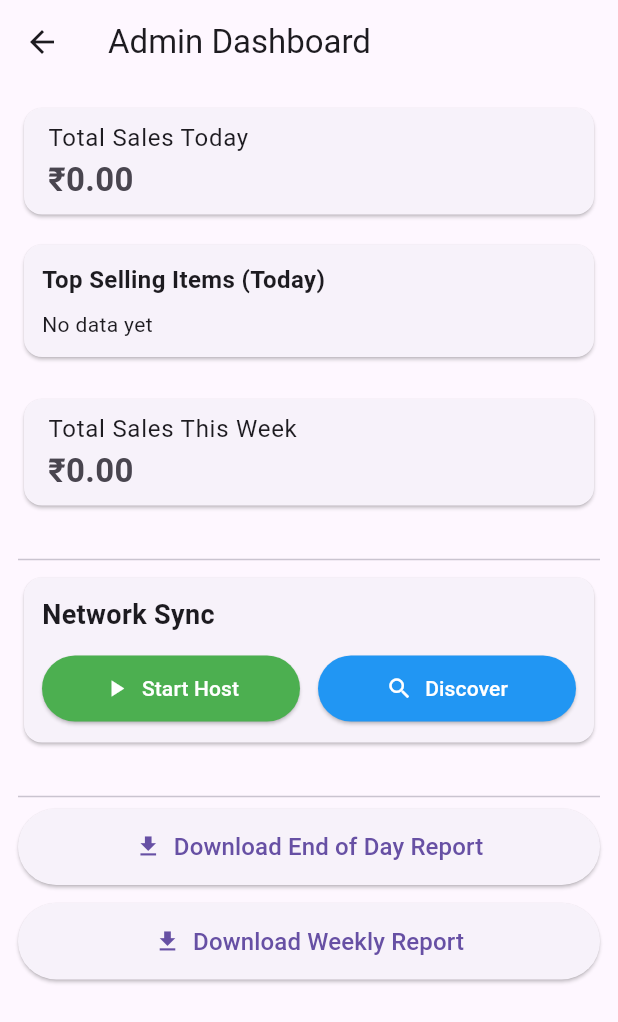
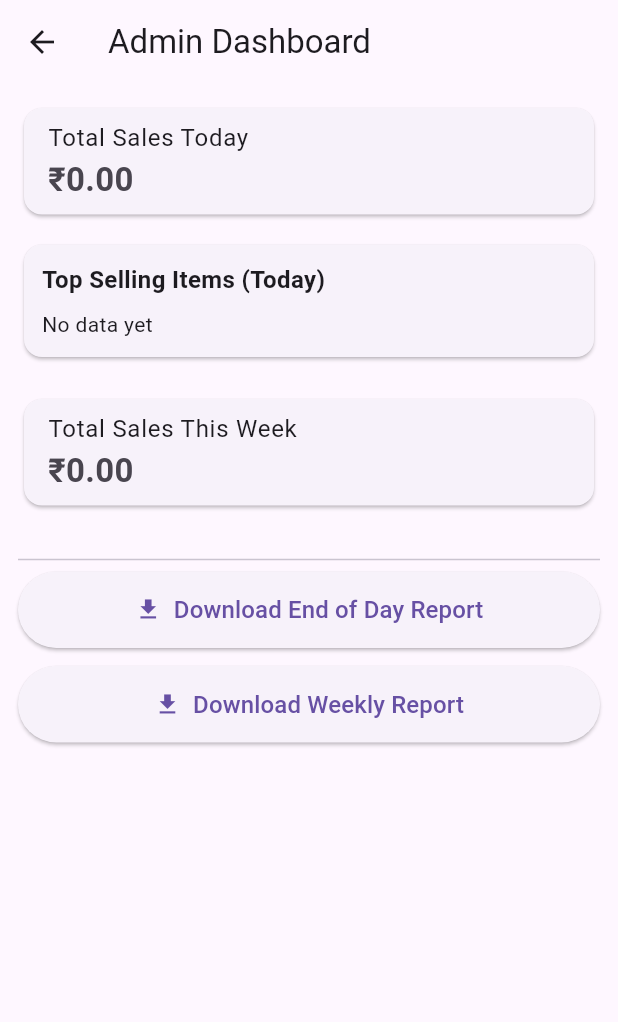
Before and after one commit to Jaishankar-2003/momos_app, a Flutter app: the AdminDashboard screen opened by its route, on a phone screen of 412 x 824 dp. Shown: the top 1022 px of the screen. Run offline on Flutter 3.47's test engine with Material 3 defaults, Android fonts, the phone set to English and light mode, and no system bars; our stand-ins replace connectivity_plus, pdf, permission_handler, printing, sqflite; missing offline and left inert: encrypt, flutter_nsd; accounts and stored records are empty.

Commit message:
push all

```diff
--- a/lib/screens/admin_dashboard.dart
+++ b/lib/screens/admin_dashboard.dart
@@ -460,213 +460,213 @@ class _AdminDashboardState extends State<AdminDashboard> {
 
             // ================= NETWORK =================
 
-            Consumer<NetworkService>(
-              builder: (context, networkService, _) {
-                return Card(
-                  color: networkService.isHost
-                      ? Colors.green.shade50
-                      : networkService.isDiscovering
-                          ? Colors.blue.shade50
-                          : null,
-                  child: Padding(
-                    padding: const EdgeInsets.all(12.0),
-                    child: Column(
-                      crossAxisAlignment: CrossAxisAlignment.start,
-                      children: [
-                        const Text(
-                          'Network Sync',
-                          style: TextStyle(
-                            fontSize: 18,
-                            fontWeight: FontWeight.bold,
-                          ),
-                        ),
-                        const SizedBox(height: 12),
-
-                        if (networkService.errorMessage != null)
-                          Container(
-                            padding: const EdgeInsets.all(8),
-                            margin: const EdgeInsets.only(bottom: 12),
-                            decoration: BoxDecoration(
-                              color: Colors.red.shade50,
-                              borderRadius: BorderRadius.circular(4),
-                              border: Border.all(color: Colors.red.shade200),
-                            ),
-                            child: Row(
-                              children: [
-                                Icon(Icons.error, color: Colors.red.shade700, size: 20),
-                                const SizedBox(width: 8),
-                                Expanded(
-                                  child: Text(
-                                    networkService.errorMessage!,
-                                    style: TextStyle(
-                                      color: Colors.red.shade700,
-                                      fontSize: 12,
-                                    ),
-                                  ),
-                                ),
-                              ],
-                            ),
-                          ),
-
-                        if (networkService.isHost)
-                          Container(
-                            padding: const EdgeInsets.all(8),
-                            margin: const EdgeInsets.only(bottom: 12),
-                            decoration: BoxDecoration(
-                              color: Colors.green.shade100,
-                              borderRadius: BorderRadius.circular(4),
-                            ),
-                            child: Row(
-                              children: [
-                                Icon(Icons.wifi, color: Colors.green.shade700),
-                                const SizedBox(width: 8),
-                                const Text(
-                                  'Host Mode: Waiting for clients...',
-                                  style: TextStyle(
-                                    fontWeight: FontWeight.w600,
-                                    color: Colors.green,
-                                  ),
-                                ),
-                              ],
-                            ),
-                          )
-                        else if (networkService.isDiscovering)
-                          Container(
-                            padding: const EdgeInsets.all(8),
-                            margin: const EdgeInsets.only(bottom: 12),
-                            decoration: BoxDecoration(
-                              color: Colors.blue.shade100,
-                              borderRadius: BorderRadius.circular(4),
-                            ),
-                            child: Row(
-                              children: [
-                                const SizedBox(
-                                  width: 16,
-                                  height: 16,
-                                  child: CircularProgressIndicator(strokeWidth: 2),
-                                ),
-                                const SizedBox(width: 8),
-                                const Text(
-                                  'Discovering devices...',
-                                  style: TextStyle(
-                                    fontWeight: FontWeight.w600,
-                                    color: Colors.blue,
-                                  ),
-                                ),
-                              ],
-                            ),
-                          ),
-
-                        Row(
-                          children: [
-                            Expanded(
-                              child: ElevatedButton.icon(
-                                icon: Icon(networkService.isHost ? Icons.stop : Icons.play_arrow),
-                                label: Text(networkService.isHost ? 'Stop Host' : 'Start Host'),
-                                style: ElevatedButton.styleFrom(
-                                  backgroundColor: networkService.isHost
-                                      ? Colors.red
-                                      : Colors.green,
-                                  foregroundColor: Colors.white,
-                                  padding: const EdgeInsets.symmetric(vertical: 12),
-                                ),
-                                onPressed: () async {
-                                  try {
-                                    if (networkService.isHost) {
-                                      await networkService.stop();
-                                      if (context.mounted) {
-                                        ScaffoldMessenger.of(context).showSnackBar(
-                                          const SnackBar(content: Text('Host stopped')),
-                                        );
-                                      }
-                                    } else {
-                                      await networkService.startHost();
-                                      if (context.mounted) {
-                                        ScaffoldMessenger.of(context).showSnackBar(
-                                          const SnackBar(
-                                            content: Text('Host started successfully'),
-                                            backgroundColor: Colors.green,
-                                          ),
-                                        );
-                                      }
-                                    }
-                                  } catch (e) {
-                                    if (context.mounted) {
-                                      ScaffoldMessenger.of(context).showSnackBar(
-                                        SnackBar(
-                                          content: Text('Error: ${e.toString()}'),
-                                          backgroundColor: Colors.red,
-                                        ),
-                                      );
-                                    }
-                                  }
-                                },
-                              ),
-                            ),
-                            const SizedBox(width: 12),
-                            Expanded(
-                              child: ElevatedButton.icon(
-                                icon: Icon(networkService.isDiscovering ? Icons.stop : Icons.search),
-                                label: Text(networkService.isDiscovering ? 'Stop Discovery' : 'Discover'),
-                                style: ElevatedButton.styleFrom(
-                                  backgroundColor: networkService.isDiscovering
-                                      ? Colors.red
-                                      : Colors.blue,
-                                  foregroundColor: Colors.white,
-                                  padding: const EdgeInsets.symmetric(vertical: 12),
-                                ),
-                                onPressed: () async {
-                                  try {
-                                    if (networkService.isDiscovering) {
-                                      await networkService.stop();
-                                      if (context.mounted) {
-                                        ScaffoldMessenger.of(context).showSnackBar(
-                                          const SnackBar(content: Text('Discovery stopped')),
-                                        );
-                                      }
-                                    } else {
-                                      await networkService.startDiscovery();
-                                      if (context.mounted) {
-                                        ScaffoldMessenger.of(context).showSnackBar(
-                                          const SnackBar(
-                                            content: Text('Discovery started. Grant permissions if prompted.'),
-                                            backgroundColor: Colors.blue,
-                                          ),
-                                        );
-                                      }
-                                    }
-                                  } catch (e) {
-                                    if (context.mounted) {
-                                      final errorMsg = e.toString();
-                                      final isPermissionDenied = errorMsg.contains('permission') ||
-                                                                 errorMsg.contains('denied');
-                                      ScaffoldMessenger.of(context).showSnackBar(
-                                        SnackBar(
-                                          content: Text(
-                                            isPermissionDenied
-                                                ? 'Permission denied. Please grant WiFi permissions in settings.'
-                                                : 'Error: $errorMsg',
-                                          ),
-                                          backgroundColor: Colors.red,
-                                          duration: const Duration(seconds: 5),
-                                        ),
-                                      );
-                                    }
-                                  }
-                                },
-                              ),
-                            ),
-                          ],
-                        ),
-                      ],
-                    ),
-                  ),
-                );
-              },
-            ),
-
-            const SizedBox(height: 24),
-            const Divider(),
+            // Consumer<NetworkService>(
+            //   builder: (context, networkService, _) {
+            //     return Card(
+            //       color: networkService.isHost
+            //           ? Colors.green.shade50
+            //           : networkService.isDiscovering
+            //               ? Colors.blue.shade50
+            //               : null,
+            //       child: Padding(
+            //         padding: const EdgeInsets.all(12.0),
+            //         child: Column(
+            //           crossAxisAlignment: CrossAxisAlignment.start,
+            //           children: [
+            //             const Text(
+            //               'Network Sync',
+            //               style: TextStyle(
+            //                 fontSize: 18,
+            //                 fontWeight: FontWeight.bold,
+            //               ),
+            //             ),
+            //             const SizedBox(height: 12),
+            //
+            //             if (networkService.errorMessage != null)
+            //               Container(
+            //                 padding: const EdgeInsets.all(8),
+            //                 margin: const EdgeInsets.only(bottom: 12),
+            //                 decoration: BoxDecoration(
+            //                   color: Colors.red.shade50,
+            //                   borderRadius: BorderRadius.circular(4),
+            //                   border: Border.all(color: Colors.red.shade200),
+            //                 ),
+            //                 child: Row(
+            //                   children: [
+            //                     Icon(Icons.error, color: Colors.red.shade700, size: 20),
+            //                     const SizedBox(width: 8),
+            //                     Expanded(
+            //                       child: Text(
+            //                         networkService.errorMessage!,
+            //                         style: TextStyle(
+            //                           color: Colors.red.shade700,
+            //                           fontSize: 12,
+            //                         ),
+            //                       ),
+            //                     ),
+            //                   ],
+            //                 ),
+            //               ),
+            //
+            //             if (networkService.isHost)
+            //               Container(
+            //                 padding: const EdgeInsets.all(8),
+            //                 margin: const EdgeInsets.only(bottom: 12),
+            //                 decoration: BoxDecoration(
+            //                   color: Colors.green.shade100,
+            //                   borderRadius: BorderRadius.circular(4),
+            //                 ),
+            //                 child: Row(
+            //                   children: [
+            //                     Icon(Icons.wifi, color: Colors.green.shade700),
+            //                     const SizedBox(width: 8),
+            //                     const Text(
+            //                       'Host Mode: Waiting for clients...',
+            //                       style: TextStyle(
+            //                         fontWeight: FontWeight.w600,
+            //                         color: Colors.green,
+            //                       ),
+            //                     ),
+            //                   ],
+            //                 ),
+            //               )
+            //             else if (networkService.isDiscovering)
+            //               Container(
+            //                 padding: const EdgeInsets.all(8),
+            //                 margin: const EdgeInsets.only(bottom: 12),
+            //                 decoration: BoxDecoration(
+            //                   color: Colors.blue.shade100,
+            //                   borderRadius: BorderRadius.circular(4),
+            //                 ),
+            //                 child: Row(
+            //                   children: [
+            //                     const SizedBox(
+            //                       width: 16,
+            //                       height: 16,
+            //                       child: CircularProgressIndicator(strokeWidth: 2),
+            //                     ),
+            //                     const SizedBox(width: 8),
+            //                     const Text(
+            //                       'Discovering devices...',
+            //                       style: TextStyle(
+            //                         fontWeight: FontWeight.w600,
+            //                         color: Colors.blue,
+            //                       ),
+            //                     ),
+            //                   ],
+            //                 ),
+            //               ),
+            //
+            //             Row(
+            //               children: [
+            //                 Expanded(
+            //                   child: ElevatedButton.icon(
+            //                     icon: Icon(networkService.isHost ? Icons.stop : Icons.play_arrow),
+            //                     label: Text(networkService.isHost ? 'Stop Host' : 'Start Host'),
+            //                     style: ElevatedButton.styleFrom(
+            //                       backgroundColor: networkService.isHost
+            //                           ? Colors.red
+            //                           : Colors.green,
+            //                       foregroundColor: Colors.white,
+            //                       padding: const EdgeInsets.symmetric(vertical: 12),
+            //                     ),
+            //                     onPressed: () async {
+            //                       try {
+            //                         if (networkService.isHost) {
+            //                           await networkService.stop();
+            //                           if (context.mounted) {
+            //                             ScaffoldMessenger.of(context).showSnackBar(
+            //                               const SnackBar(content: Text('Host stopped')),
+            //                             );
+            //                           }
+            //                         } else {
+            //                           await networkService.startHost();
+            //                           if (context.mounted) {
+            //                             ScaffoldMessenger.of(context).showSnackBar(
+            //                               const SnackBar(
+            //                                 content: Text('Host started successfully'),
+            //                                 backgroundColor: Colors.green,
+            //                               ),
+            //                             );
+            //                           }
+            //                         }
+            //                       } catch (e) {
+            //                         if (context.mounted) {
+            //                           ScaffoldMessenger.of(context).showSnackBar(
+            //                             SnackBar(
+            //                               content: Text('Error: ${e.toString()}'),
+            //                               backgroundColor: Colors.red,
+            //                             ),
+            //                           );
+            //                         }
+            //                       }
+            //                     },
+            //                   ),
+            //                 ),
+            //                 const SizedBox(width: 12),
+            //                 Expanded(
+            //                   child: ElevatedButton.icon(
+            //                     icon: Icon(networkService.isDiscovering ? Icons.stop : Icons.search),
+            //                     label: Text(networkService.isDiscovering ? 'Stop Discovery' : 'Discover'),
+            //                     style: ElevatedButton.styleFrom(
+            //                       backgroundColor: networkService.isDiscovering
+            //                           ? Colors.red
+            //                           : Colors.blue,
+            //                       foregroundColor: Colors.white,
+            //                       padding: const EdgeInsets.symmetric(vertical: 12),
+            //                     ),
+            //                     onPressed: () async {
+            //                       try {
+            //                         if (networkService.isDiscovering) {
+            //                           await networkService.stop();
+            //                           if (context.mounted) {
+            //                             ScaffoldMessenger.of(context).showSnackBar(
+            //                               const SnackBar(content: Text('Discovery stopped')),
+            //                             );
+            //                           }
+            //                         } else {
+            //                           await networkService.startDiscovery();
+            //                           if (context.mounted) {
+            //                             ScaffoldMessenger.of(context).showSnackBar(
+            //                               const SnackBar(
+            //                                 content: Text('Discovery started. Grant permissions if prompted.'),
+            //                                 backgroundColor: Colors.blue,
+            //                               ),
+            //                             );
+            //                           }
+            //                         }
+            //                       } catch (e) {
+            //                         if (context.mounted) {
+            //                           final errorMsg = e.toString();
+            //                           final isPermissionDenied = errorMsg.contains('permission') ||
+            //                                                      errorMsg.contains('denied');
+            //                           ScaffoldMessenger.of(context).showSnackBar(
+            //                             SnackBar(
+            //                               content: Text(
+            //                                 isPermissionDenied
+            //                                     ? 'Permission denied. Please grant WiFi permissions in settings.'
+            //                                     : 'Error: $errorMsg',
+            //                               ),
+            //                               backgroundColor: Colors.red,
+            //                               duration: const Duration(seconds: 5),
+            //                             ),
+            //                           );
+            //                         }
+            //                       }
+            //                     },
+            //                   ),
+            //                 ),
+            //               ],
+            //             ),
+            //           ],
+            //         ),
+            //       ),
+            //     );
+            //   },
+            // ),
+            //
+            // const SizedBox(height: 24),
+            // const Divider(),
 
             // ================= ACTIONS =================
 
```
